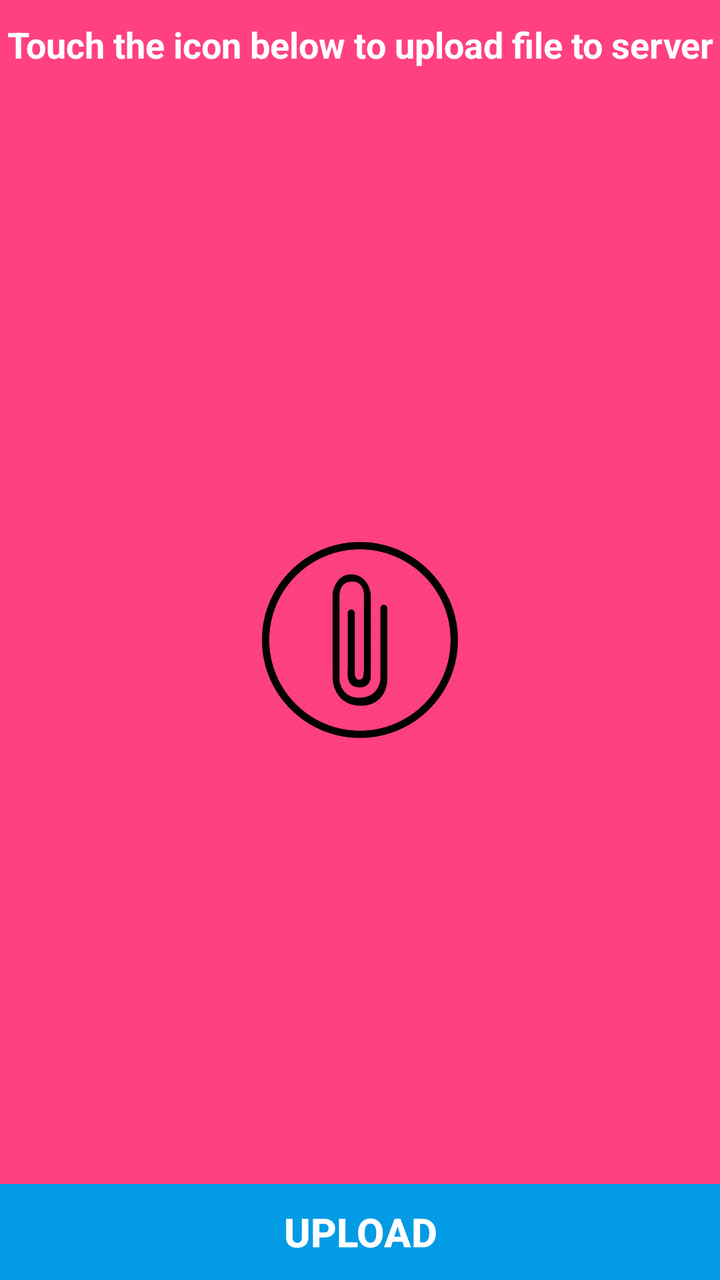
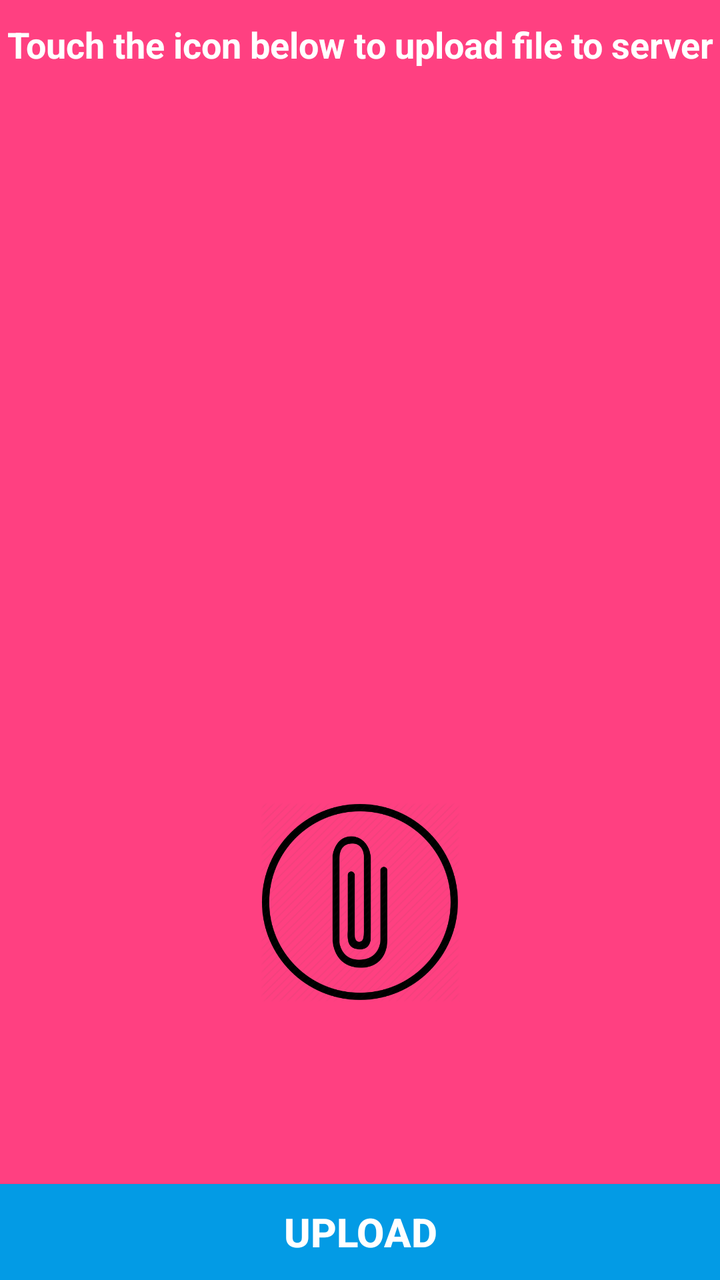

An Android layout rendered at two revisions. The XML below is the earlier revision; the diff shows what the commit changed to produce the second picture.
<!-- AndroidManifest.xml: application theme AppTheme -->
<!-- res/layout/activity_main.xml -->
<?xml version="1.0" encoding="utf-8"?>
<RelativeLayout
    xmlns:android="http://schemas.android.com/apk/res/android"
    xmlns:tools="http://schemas.android.com/tools"
    android:layout_width="match_parent"
    android:layout_height="match_parent"
    android:paddingTop="10dp"
    android:background="@color/colorAccent"
    tools:context=".MainActivity">

    <TextView
        android:layout_width="match_parent"
        android:layout_height="wrap_content"
        android:gravity="center"
        android:textSize="18sp"
        android:id="@+id/tvHeading"
        android:text="Touch the icon below to upload file to server"
        android:textColor="#fff"
        android:textStyle="bold"/>
    <ImageView
        android:id="@+id/ivAttachment"
        android:layout_width="100dp"
        android:layout_height="100dp"
        android:src="@drawable/attach_icon"
        android:layout_centerVertical="true"
        android:layout_centerHorizontal="true"/>

    <TextView
        android:id="@+id/tv_file_name"
        android:layout_width="wrap_content"
        android:layout_height="wrap_content"
        android:textColor="#fff"
        android:layout_marginTop="10dp"
        android:gravity="center"
        android:layout_below="@+id/ivAttachment"
        android:layout_centerHorizontal="true"/>

    <Button
        android:layout_width="match_parent"
        android:layout_height="wrap_content"
        android:id="@+id/b_upload"
        android:text="Upload"
        android:textStyle="bold"
        android:textSize="20sp"
        android:layout_alignParentBottom="true"
        android:gravity="center"
        android:textColor="#fff"
        android:background="#039be5"/>

</RelativeLayout>
<!-- resources referenced by this layout -->
<resources>
  <color name="colorAccent">#FF4081</color>
  <!-- drawable attach_icon: png bitmap (drawable, 32659 bytes) -->
  <style name="AppTheme" parent="Theme.AppCompat.Light.DarkActionBar">
          
          <item name="colorPrimary">@color/colorPrimary</item>
          <item name="colorPrimaryDark">@color/colorPrimaryDark</item>
          <item name="colorAccent">@color/colorAccent</item>
      </style>
  <color name="colorPrimary">#3F51B5</color>
  <color name="colorPrimaryDark">#303F9F</color>
</resources>

<!-- the commit's change to res/layout/activity_main.xml (unified diff, before → after) -->
@@ -1,9 +1,9 @@
 <?xml version="1.0" encoding="utf-8"?>
-<RelativeLayout
-    xmlns:android="http://schemas.android.com/apk/res/android"
+<RelativeLayout xmlns:android="http://schemas.android.com/apk/res/android"
     xmlns:tools="http://schemas.android.com/tools"
     android:layout_width="match_parent"
     android:layout_height="match_parent"
+    xmlns:app="http://schemas.android.com/apk/res-auto"
     android:paddingTop="10dp"
     android:background="@color/colorAccent"
     tools:context=".MainActivity">
@@ -17,13 +17,16 @@
         android:text="Touch the icon below to upload file to server"
         android:textColor="#fff"
         android:textStyle="bold"/>
+
+
     <ImageView
         android:id="@+id/ivAttachment"
         android:layout_width="100dp"
         android:layout_height="100dp"
-        android:src="@drawable/attach_icon"
-        android:layout_centerVertical="true"
-        android:layout_centerHorizontal="true"/>
+        android:layout_alignParentBottom="true"
+        android:layout_centerHorizontal="true"
+        android:layout_marginBottom="139dp"
+        android:src="@drawable/attach_icon" />
 
     <TextView
         android:id="@+id/tv_file_name"
